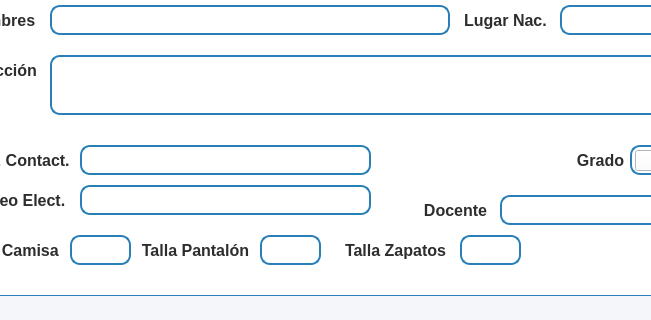
Proyecto-Uptjaa/Proyecto_SIRA, file resources/ui/ficha_estu.ui: the form before one commit; both pictures show x 91 to 742 and y 196 to 516 of the 1000 by 600 pixel window.
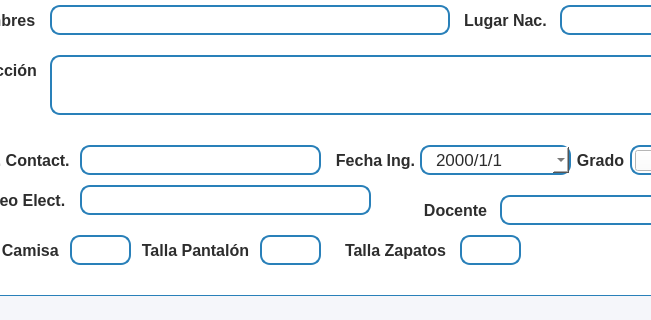
The form after the commit. Icons and pictures are not drawn.

Commit message: Ajuste en interfaz para hacer obligatorio CI madre

Diff of the .ui file:
```diff
--- a/resources/ui/ficha_estu.ui
+++ b/resources/ui/ficha_estu.ui
@@ -25,6 +25,9 @@
   <property name="windowTitle">
    <string>Dialog</string>
   </property>
+  <property name="styleSheet">
+   <string notr="true">background-color: #f5f6fa;</string>
+  </property>
   <layout class="QGridLayout" name="gridLayout">
    <item row="0" column="0">
     <widget class="QWidget" name="widget" native="true">
@@ -671,7 +674,7 @@
             <rect>
              <x>130</x>
              <y>190</y>
-             <width>291</width>
+             <width>241</width>
              <height>30</height>
             </rect>
            </property>
@@ -1652,6 +1655,120 @@
             </item>
            </widget>
           </widget>
+          <widget class="QLabel" name="lblStudent_fechaIng">
+           <property name="geometry">
+            <rect>
+             <x>380</x>
+             <y>190</y>
+             <width>91</width>
+             <height>30</height>
+            </rect>
+           </property>
+           <property name="minimumSize">
+            <size>
+             <width>0</width>
+             <height>30</height>
+            </size>
+           </property>
+           <property name="maximumSize">
+            <size>
+             <width>16777215</width>
+             <height>30</height>
+            </size>
+           </property>
+           <property name="font">
+            <font>
+             <family>Segoe UI</family>
+             <pointsize>12</pointsize>
+             <bold>true</bold>
+            </font>
+           </property>
+           <property name="styleSheet">
+            <string notr="true">background-color: transparent;</string>
+           </property>
+           <property name="text">
+            <string>Fecha Ing.</string>
+           </property>
+           <property name="alignment">
+            <set>Qt::AlignmentFlag::AlignCenter</set>
+           </property>
+          </widget>
+          <widget class="QDateEdit" name="lneFechaIng_ficha_estu">
+           <property name="geometry">
+            <rect>
+             <x>470</x>
+             <y>190</y>
+             <width>151</width>
+             <height>30</height>
+            </rect>
+           </property>
+           <property name="minimumSize">
+            <size>
+             <width>151</width>
+             <height>30</height>
+            </size>
+           </property>
+           <property name="maximumSize">
+            <size>
+             <width>151</width>
+             <height>30</height>
+            </size>
+           </property>
+           <property name="font">
+            <font>
+             <family>Segoe UI</family>
+             <pointsize>13</pointsize>
+            </font>
+           </property>
+           <property name="focusPolicy">
+            <enum>Qt::FocusPolicy::ClickFocus</enum>
+           </property>
+           <property name="styleSheet">
+            <string notr="true">QDateEdit {
+    border: 2px solid #2980b9;
+    border-radius: 10px;
+    padding: 3px 12px;
+    background-color: white;
+}
+/* Vista de días (el grid del calendario) */
+QDateEdit QAbstractItemView {
+    background-color: white;
+    color: #2d2d2d;
+    selection-background-color: #2980b9;
+    selection-color: white;
+}
+/* Botones de navegación (mes anterior/siguiente) y combos de mes/año */
+QCalendarWidget QWidget#qt_calendar_navigationbar {
+    background-color: #90caf9;   /* Fondo del encabezado */
+}
+
+QCalendarWidget QToolButton {
+    color: #2d2d2d;              /* Texto de mes y año */
+    background-color: transparent;
+    font-weight: bold;
+    border: none;
+    padding: 4px 8px;
+}
+
+QCalendarWidget QToolButton:hover {
+    background-color: #d6eaff;   /* Hover sobre mes/año o flechas */
+    border-radius: 4px;
+}
+
+/* Hover sobre los días */
+QDateEdit QAbstractItemView::item:hover {
+    background-color: #2980b9;   /* azul claro */
+    color: #000;
+}
+</string>
+           </property>
+           <property name="displayFormat">
+            <string>yyyy/M/d</string>
+           </property>
+           <property name="calendarPopup">
+            <bool>true</bool>
+           </property>
+          </widget>
          </widget>
          <widget class="QWidget" name="representante">
           <widget class="QLineEdit" name="lneMadre_ficha_estu">
```
The commit also changes 1 other file.
